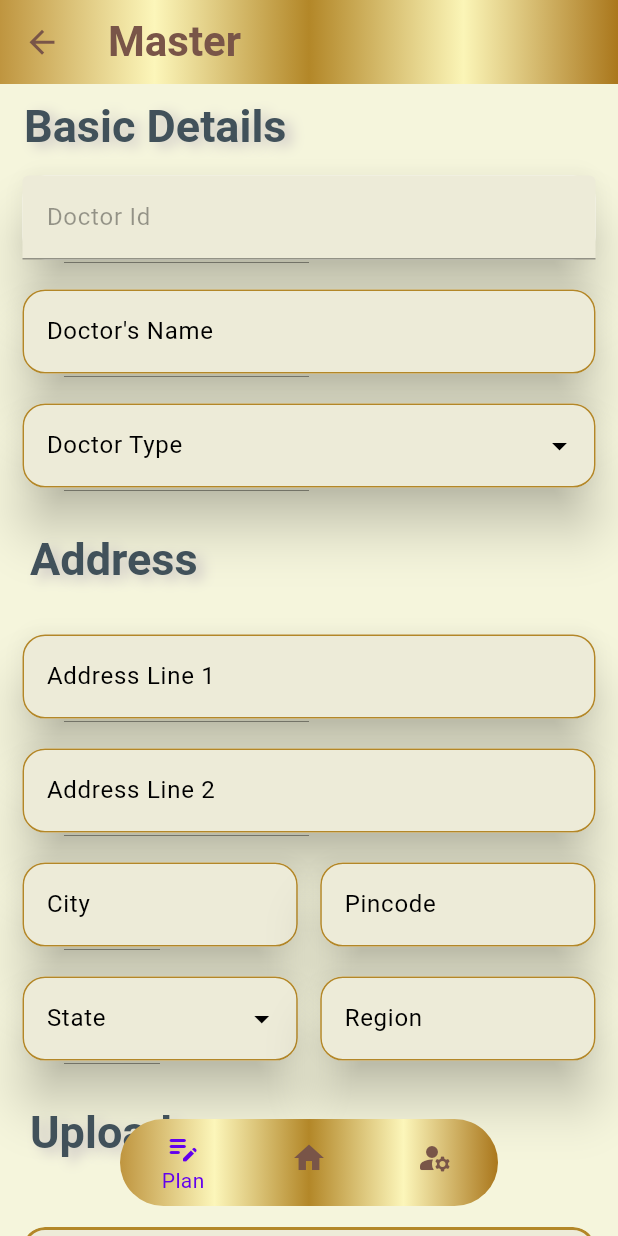
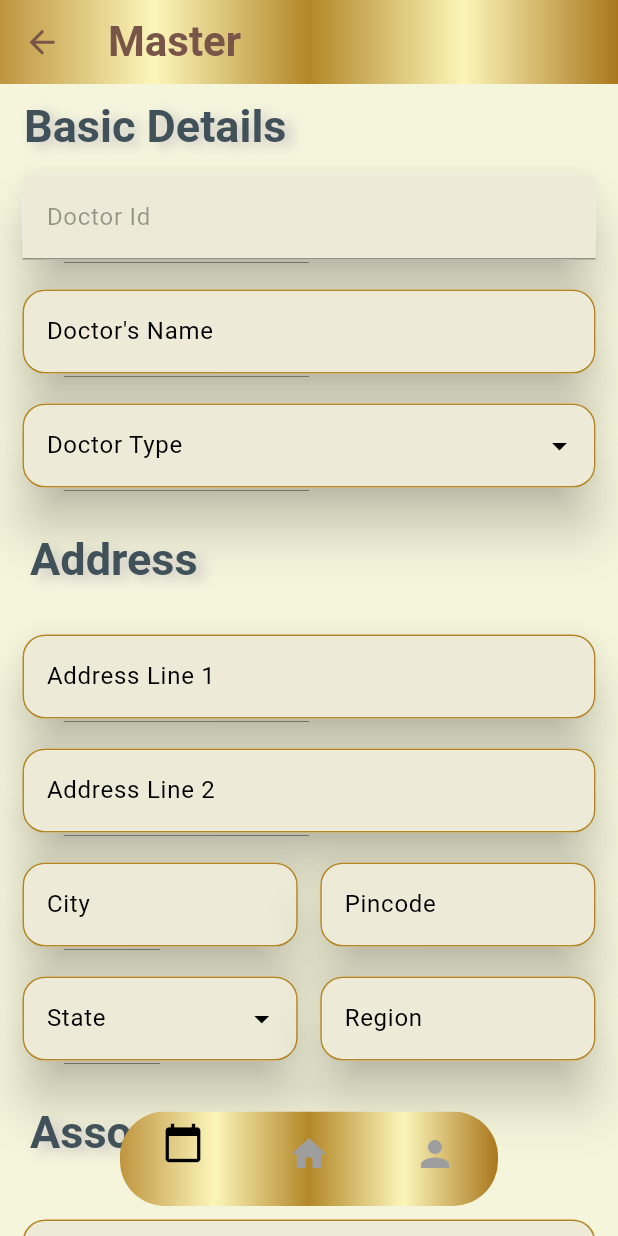
Before and after one commit to shivam-hub/mr-app, a Flutter app: the MasterScreen screen opened directly, on a phone screen of 412 x 824 dp. Run offline on Flutter 3.47's test engine with Material 3 defaults, Android fonts, the phone set to English and light mode, and no system bars; drawn by our look-alikes of dropdown_textfield; our stand-ins replace bloc, equatable, flutter_bloc, geolocator, get_it, image_picker and 1 more; missing offline and left inert: dart:html; accounts and stored records are empty.

Commit message:
bottom navbar

```diff
--- a/lib/screens/master_screen.dart
+++ b/lib/screens/master_screen.dart
@@ -1,3 +1,5 @@
+import 'dart:html';
+
 import 'package:dropdown_textfield/dropdown_textfield.dart';
 import 'package:nurene_app/services/api_services.dart';
 import 'package:nurene_app/widgets/image_picker_widget.dart';
@@ -15,6 +17,7 @@ import '../widgets/appbar_widget.dart';
 import '../widgets/autocomplete_widget.dart';
 import '../widgets/bottom_navigationbar_widget.dart';
 import '../widgets/dropdown_text_field.dart';
+import '../widgets/medical_details_widget.dart';
 import '../widgets/text_field_widget.dart';
 
 class MasterScreen extends StatefulWidget {
@@ -265,10 +268,71 @@ class _MasterScreenState extends State<MasterScreen> {
                           blurRadius: 10, // shadow blur radius
                         ),
                       ]),
+                      title: Text('Associated Medical',
+                          style: TextStyle(fontSize: 30)),
+                    ),
+                    const SizedBox(height: 2),
+                    Padding(
+                      padding: const EdgeInsets.fromLTRB(15, 0, 15, 0),
+                      child: MedicalStoreDetailsWidget(),
+                    ),
+
+                    const ListTile(
+                      contentPadding: EdgeInsets.all(20),
+                      textColor: Color.fromARGB(255, 65, 81, 90),
+                      titleTextStyle:
+                          TextStyle(fontWeight: FontWeight.w600, shadows: [
+                        Shadow(
+                          color: Color.fromARGB(
+                              255, 201, 195, 195), // shadow color
+                          offset: Offset(5.0, 3.0), // shadow offset
+                          blurRadius: 10, // shadow blur radius
+                        ),
+                      ]),
+                      title: Text('Feedback', style: TextStyle(fontSize: 30)),
+                    ),
+                    const SizedBox(width: 15),
+                    Expanded(
+                      child: Padding(
+                        padding: const EdgeInsets.fromLTRB(15, 0, 15, 0),
+                        child: TextFormField(
+                          maxLines: 5,
+                          decoration: InputDecoration(
+                            filled: true,
+                            fillColor: const Color.fromARGB(255, 237, 235, 216),
+                            labelText: 'Enter your feedback',
+                            floatingLabelStyle:
+                                const TextStyle(color: Colors.brown),
+                            enabledBorder: OutlineInputBorder(
+                              borderRadius: BorderRadius.circular(15),
+                              borderSide: const BorderSide(
+                                  color: AppColors.textFieldBorderColor),
+                            ),
+                            focusedBorder: OutlineInputBorder(
+                              borderRadius: BorderRadius.circular(15),
+                              borderSide: const BorderSide(
+                                  color: AppColors.textFieldBorderColor),
+                            ),
+                          ),
+                        ),
+                      ),
+                    ),
+
+                    const ListTile(
+                      contentPadding: EdgeInsets.all(20),
+                      textColor: Color.fromARGB(255, 65, 81, 90),
+                      titleTextStyle:
+                          TextStyle(fontWeight: FontWeight.w600, shadows: [
+                        Shadow(
+                          color: Color.fromARGB(
+                              255, 201, 195, 195), // shadow color
+                          offset: Offset(5.0, 3.0), // shadow offset
+                          blurRadius: 10, // shadow blur radius
+                        ),
+                      ]),
                       title: Text('Uploads', style: TextStyle(fontSize: 30)),
                     ),
 
-                    // Add your photo upload widget here
                     Container(
                       height: 200,
                       padding: const EdgeInsets.all(15),
--- a/lib/widgets/bottom_navigationbar_widget.dart
+++ b/lib/widgets/bottom_navigationbar_widget.dart
@@ -1,13 +1,12 @@
 import 'package:flutter/material.dart';
-import 'package:get/get.dart';
-import 'package:nurene_app/themes/app_colors.dart';
-
-import '../screens/master_screen.dart';
+import 'package:nurene_app/screens/home_screen.dart';
+import 'package:nurene_app/screens/master_screen.dart';
+import 'package:nurene_app/screens/plan_visit_screen.dart';
 
 class BottomNavigationBarWidget extends StatefulWidget {
-  int? selectedIndex;
   final Gradient? gradientB;
-  BottomNavigationBarWidget({super.key, this.gradientB, this.selectedIndex});
+
+  BottomNavigationBarWidget({Key? key, this.gradientB}) : super(key: key);
 
   @override
   State<BottomNavigationBarWidget> createState() =>
@@ -15,6 +14,8 @@ class BottomNavigationBarWidget extends StatefulWidget {
 }
 
 class _BottomNavigationBarWidgetState extends State<BottomNavigationBarWidget> {
+  int _selectedIndex = 0;
+
   @override
   Widget build(BuildContext context) {
     return Stack(
@@ -30,38 +31,67 @@ class _BottomNavigationBarWidgetState extends State<BottomNavigationBarWidget> {
               child: Container(
                 decoration: BoxDecoration(gradient: widget.gradientB),
                 child: BottomNavigationBar(
+                  currentIndex: _selectedIndex,
                   onTap: (int selectedIndex) {
+                    setState(() {
+                      _selectedIndex = selectedIndex;
+                    });
                     switch (selectedIndex) {
                       case 0:
-                        // Handle tap on the 'Plan' item
-                        // You can navigate to another screen or perform any other action
-                        print('Plan tapped');
+                        Navigator.push(
+                          context,
+                          MaterialPageRoute(
+                            builder: (context) => const PlanVisitScreen(),
+                          ),
+                        );
                         break;
                       case 1:
-                        // Handle tap on the 'Home' item
-                        print('Home tapped');
+                        print("home");
+                        // Navigator.push(
+                        //   context,
+                        //   MaterialPageRoute(
+                        //     builder: (context) => HomeScreen(user: null),
+                        //   ),
+                        // );
                         break;
                       case 2:
                         Navigator.push(
-                            context,
-                            MaterialPageRoute(
-                                builder: (context) => const MasterScreen()));
+                          context,
+                          MaterialPageRoute(
+                            builder: (context) => const MasterScreen(),
+                          ),
+                        );
                         break;
                     }
                   },
-                  items: const [
+                  items: [
                     BottomNavigationBarItem(
-                        icon: Icon(Icons.edit_note_rounded), label: 'Plan'),
+                      icon: Icon(
+                        Icons.calendar_today,
+                        color: _selectedIndex == 0 ? Colors.black : Colors.grey,
+                      ),
+                      label: '',
+                    ),
                     BottomNavigationBarItem(
-                        icon: Icon(Icons.home), label: 'Home'),
+                      icon: Icon(
+                        Icons.home,
+                        color: _selectedIndex == 1 ? Colors.black : Colors.grey,
+                      ),
+                      label: '',
+                    ),
                     BottomNavigationBarItem(
-                        icon: Icon(Icons.manage_accounts_rounded),
-                        label: 'Profile'),
+                      icon: Icon(
+                        Icons.person,
+                        color: _selectedIndex == 2 ? Colors.black : Colors.grey,
+                      ),
+                      label: '',
+                    ),
                   ],
-
-                  unselectedItemColor: Colors.brown,
-
+                  selectedItemColor: Colors.black,
+                  unselectedItemColor: Colors.grey,
                   showUnselectedLabels: false,
+                  selectedIconTheme: IconThemeData(size: 28),
+                  unselectedIconTheme: IconThemeData(size: 28),
                   backgroundColor: Colors.transparent,
                   elevation: 0.0,
                 ),
--- /dev/null
+++ b/lib/widgets/medical_details_widget.dart
@@ -0,0 +1,164 @@
+import 'package:flutter/material.dart';
+
+import '../themes/app_colors.dart';
+
+class MedicalStoreDetailsWidget extends StatefulWidget {
+  @override
+  _MedicalStoreDetailsWidgetState createState() =>
+      _MedicalStoreDetailsWidgetState();
+}
+
+class _MedicalStoreDetailsWidgetState extends State<MedicalStoreDetailsWidget> {
+  List<MedicalStoreDetails> medicalStores = [MedicalStoreDetails()];
+
+  @override
+  Widget build(BuildContext context) {
+    return Column(
+      children: [
+        for (int index = 0; index < medicalStores.length; index++)
+          buildMedicalStoreDetails(index),
+        Padding(
+          padding: const EdgeInsets.all(16.0),
+          child: Align(
+            alignment: Alignment.center,
+            child: ElevatedButton(
+              onPressed: () {
+                setState(() {
+                  medicalStores.add(MedicalStoreDetails());
+                });
+              },
+              style: ElevatedButton.styleFrom(
+                backgroundColor: Color.fromARGB(255, 217, 208, 208),
+                shape: RoundedRectangleBorder(
+                  borderRadius: BorderRadius.circular(20),
+                ),
+              ),
+              child: Padding(
+                padding: const EdgeInsets.all(10.0),
+                child: Text(
+                  'Add Store',
+                  style: TextStyle(color: Colors.white),
+                ),
+              ),
+            ),
+          ),
+        ),
+        SizedBox(height: 16),
+      ],
+    );
+  }
+
+  Widget buildMedicalStoreDetails(int index) {
+    return GestureDetector(
+      onTap: () {
+        // You can implement custom behavior here when tapped.
+        // For now, let's remove the medical store on tap.
+        setState(() {});
+      },
+      child: Container(
+        margin: EdgeInsets.symmetric(vertical: 8),
+        padding: EdgeInsets.all(15),
+        decoration: BoxDecoration(
+          color: const Color.fromARGB(255, 237, 235, 216),
+          borderRadius: BorderRadius.circular(15),
+          border: Border.all(color: AppColors.textFieldBorderColor),
+        ),
+        child: Column(
+          crossAxisAlignment: CrossAxisAlignment.start,
+          children: [
+            Center(
+              child: Text(
+                'Medical Store ${index + 1}',
+              ),
+            ),
+            SizedBox(height: 8),
+            TextField(
+              decoration: InputDecoration(
+                filled: true,
+                fillColor: Color.fromARGB(255, 224, 223, 208),
+                labelText: 'Name',
+                floatingLabelStyle: TextStyle(color: Colors.brown),
+                enabledBorder: OutlineInputBorder(
+                  borderRadius: BorderRadius.circular(15),
+                  borderSide: const BorderSide(
+                    color: const Color.fromARGB(255, 237, 235, 216),
+                  ),
+                ),
+                focusedBorder: OutlineInputBorder(
+                  borderRadius: BorderRadius.circular(15),
+                  borderSide: const BorderSide(
+                    color: const Color.fromARGB(255, 237, 235, 216),
+                  ),
+                ),
+              ),
+              onChanged: (value) {
+                setState(() {
+                  medicalStores[index].name = value;
+                });
+              },
+            ),
+            SizedBox(height: 8),
+            TextField(
+              decoration: InputDecoration(
+                filled: true,
+                fillColor: Color.fromARGB(255, 224, 223, 208),
+                labelText: 'Location',
+                floatingLabelStyle: TextStyle(color: Colors.brown),
+                enabledBorder: OutlineInputBorder(
+                  borderRadius: BorderRadius.circular(15),
+                  borderSide: const BorderSide(
+                    color: const Color.fromARGB(255, 237, 235, 216),
+                  ),
+                ),
+                focusedBorder: OutlineInputBorder(
+                  borderRadius: BorderRadius.circular(15),
+                  borderSide: const BorderSide(
+                    color: const Color.fromARGB(255, 237, 235, 216),
+                  ),
+                ),
+              ),
+              onChanged: (value) {
+                setState(() {
+                  medicalStores[index].location = value;
+                });
+              },
+            ),
+            SizedBox(height: 8),
+            TextField(
+              decoration: InputDecoration(
+                filled: true,
+                fillColor: Color.fromARGB(255, 224, 223, 208),
+                labelText: 'GPS Number',
+                floatingLabelStyle: TextStyle(color: Colors.brown),
+                enabledBorder: OutlineInputBorder(
+                  borderRadius: BorderRadius.circular(15),
+                  borderSide: const BorderSide(
+                    color: const Color.fromARGB(255, 237, 235, 216),
+                  ),
+                ),
+                focusedBorder: OutlineInputBorder(
+                  borderRadius: BorderRadius.circular(15),
+                  borderSide: const BorderSide(
+                    color: const Color.fromARGB(255, 237, 235, 216),
+                  ),
+                ),
+              ),
+              onChanged: (value) {
+                setState(() {
+                  medicalStores[index].gpsNumber = value;
+                });
+              },
+            ),
+            SizedBox(height: 16),
+          ],
+        ),
+      ),
+    );
+  }
+}
+
+class MedicalStoreDetails {
+  String name = '';
+  String location = '';
+  String gpsNumber = '';
+}
```
